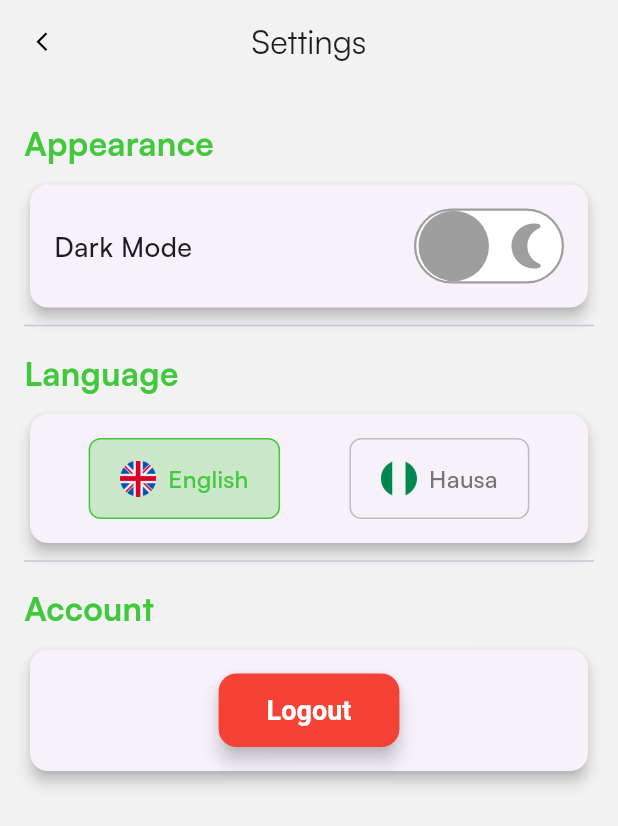
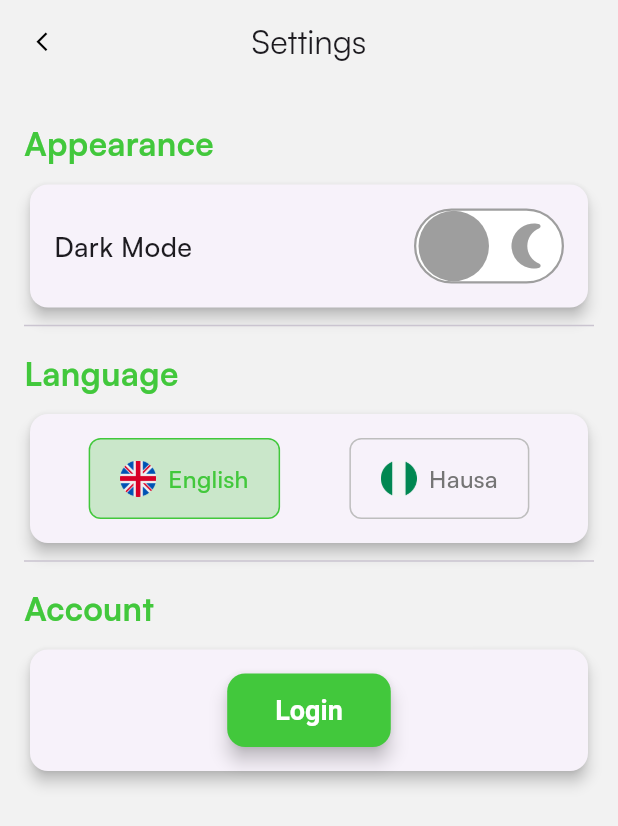
Before and after one commit to HamzaMuhd/albani-recovered, a Flutter app: the ProfilePage screen opened directly, after a tap on the "settings" icon, on a phone screen of 412 x 824 dp. Shown: the top 826 px of the screen. Run offline on Flutter 3.47's test engine with Material 3 defaults, Android fonts, the phone set to English and light mode, and no system bars; our stand-ins replace adhan, flutter_svg, geocoding, geolocator, get, get_storage and 2 more; accounts and stored records are empty; network calls fail; project files that could hold a hidden picture were left out.

Commit message:
Refactor app bar leading icon logic and enhance user profile display based on login status

```diff
--- a/lib/common/widgets/appbar/app_bar.dart
+++ b/lib/common/widgets/appbar/app_bar.dart
@@ -21,7 +21,7 @@ class BasicAppbar extends StatelessWidget implements PreferredSizeWidget {
       centerTitle: true,
       title: title ?? const Text(""),
       actions: [action ?? Container()],
-      leading: hideBack
+      leading: (hideBack || !(ModalRoute.of(context)?.canPop ?? false))
           ? null
           : IconButton(
               icon: Container(
--- a/lib/presentation/profile_pages/profile.dart
+++ b/lib/presentation/profile_pages/profile.dart
@@ -1,8 +1,8 @@
 import 'package:albani/common/widgets/appbar/app_bar.dart';
-import 'package:albani/core/configs/assets/app_images.dart';
 import 'package:albani/core/configs/constants/app_urls.dart';
 import 'package:albani/core/configs/theme/app_colors.dart';
 import 'package:albani/presentation/auth/controller/auth_controller.dart';
+import 'package:albani/presentation/auth/pages/signup_or_signin.dart';
 import 'package:albani/presentation/profile_pages/settings.dart';
 import 'package:flutter/material.dart';
 import 'package:get/get.dart';
@@ -45,7 +45,9 @@ class ProfilePage extends StatelessWidget {
   }
 
   Widget _profileInfo(BuildContext context) {
+    return Obx(() {
       final user = authController.user.value;
+      final isLoggedIn = authController.isLoggedIn;
       return Container(
         height: MediaQuery.of(context).size.height / 3.5,
         width: double.infinity,
@@ -54,7 +56,8 @@ class ProfilePage extends StatelessWidget {
             borderRadius: const BorderRadius.only(
                 bottomRight: Radius.circular(50),
                 bottomLeft: Radius.circular(50))),
-      child: Column(
+        child: isLoggedIn
+            ? Column(
                 mainAxisAlignment: MainAxisAlignment.center,
                 children: [
                   Container(
@@ -76,11 +79,41 @@ class ProfilePage extends StatelessWidget {
                   ),
                   Text(
                     user.fullname ?? "No",
-            style: const TextStyle(fontSize: 22, fontWeight: FontWeight.bold),
+                    style: const TextStyle(
+                        fontSize: 22, fontWeight: FontWeight.bold),
+                  ),
+                ],
+              )
+            : Column(
+                mainAxisAlignment: MainAxisAlignment.center,
+                children: [
+                  const Icon(Icons.person, size: 80, color: Colors.grey),
+                  const SizedBox(height: 10),
+                  const Text("You are not logged in"),
+                  const SizedBox(height: 20),
+                  ElevatedButton(
+                    onPressed: () {
+                      Get.to(() => SignupOrSigninPage());
+                    },
+                    style: ElevatedButton.styleFrom(
+                      padding: const EdgeInsets.symmetric(
+                          horizontal: 24, vertical: 12),
+                      shape: RoundedRectangleBorder(
+                        borderRadius: BorderRadius.circular(30),
+                      ),
+                    ),
+                    child: const Text(
+                      "Login or Sign Up",
+                      style: TextStyle(
+                          color: Colors.white,
+                          fontWeight: FontWeight.bold,
+                          fontSize: 16),
+                    ),
                   ),
                 ],
               ),
       );
+    });
   }
 
   Widget _favoriteSong() {
--- a/lib/presentation/profile_pages/settings.dart
+++ b/lib/presentation/profile_pages/settings.dart
@@ -1,7 +1,9 @@
 import 'package:albani/common/widgets/appbar/app_bar.dart'; // Ensure this is correct
 import 'package:albani/core/configs/assets/app_vectors.dart';
 import 'package:albani/core/configs/theme/app_colors.dart';
+import 'package:albani/navigation_menu.dart';
 import 'package:albani/presentation/auth/controller/auth_controller.dart';
+import 'package:albani/presentation/auth/pages/signup_or_signin.dart';
 import 'package:albani/presentation/choose_language/controller/language_controller.dart';
 import 'package:albani/presentation/profile_pages/custom_darkmode_toggle.dart';
 import 'package:flutter/material.dart';
@@ -13,6 +15,7 @@ class SettingsPage extends StatelessWidget {
   @override
   Widget build(BuildContext context) {
     final LanguageController languageController = Get.put(LanguageController());
+    final AuthController authController = Get.put(AuthController());
 
     return Scaffold(
       appBar: const BasicAppbar(
@@ -90,7 +93,8 @@ class SettingsPage extends StatelessWidget {
               child: Padding(
                 padding: const EdgeInsets.all(16.0),
                 child: Center(
-                  child: ElevatedButton(
+                  child: authController.isLoggedIn
+                      ? ElevatedButton(
                           onPressed: () {
                             showLogoutDialog(context);
                           },
@@ -105,6 +109,26 @@ class SettingsPage extends StatelessWidget {
                           ),
                           child: const Text(
                             'Logout',
+                            style: TextStyle(
+                                fontSize: 18,
+                                fontWeight: FontWeight.bold,
+                                color: Colors.white),
+                          ),
+                        )
+                      : ElevatedButton(
+                          onPressed: () {
+                            Get.to(() => SignupOrSigninPage());
+                          },
+                          style: ElevatedButton.styleFrom(
+                            padding: const EdgeInsets.symmetric(
+                                vertical: 14, horizontal: 32),
+                            shape: RoundedRectangleBorder(
+                              borderRadius: BorderRadius.circular(12),
+                            ),
+                            elevation: 5,
+                          ),
+                          child: const Text(
+                            'Login',
                             style: TextStyle(
                                 fontSize: 18,
                                 fontWeight: FontWeight.bold,
@@ -236,6 +260,7 @@ Future<void> showLogoutDialog(BuildContext context) async {
                   ElevatedButton(
                     onPressed: () {
                       controller.logout();
+                      Get.to(() => const NavigationMenu());
                     },
                     style: ElevatedButton.styleFrom(
                       backgroundColor: Colors.red,
--- a/lib/presentation/splash/pages/splash.dart
+++ b/lib/presentation/splash/pages/splash.dart
@@ -14,7 +14,7 @@ class SplashPage extends StatelessWidget {
   Widget build(BuildContext context) {
     final AuthController auth = Get.put(AuthController());
     bool isFirstTime = GetStorage().read('isFirstTime') ?? true;
-    Future.delayed(const Duration(seconds: 3), () {
+    Future.delayed(const Duration(seconds: 2), () {
       final target = auth.isLoggedIn
           ? const NavigationMenu()
           : isFirstTime
```
Also changed, not shown: lib/presentation/prayer_time/controller/prayertime_controller.dart (+16 -2 lines). Lines whose indentation alone changed are shown as unchanged.
